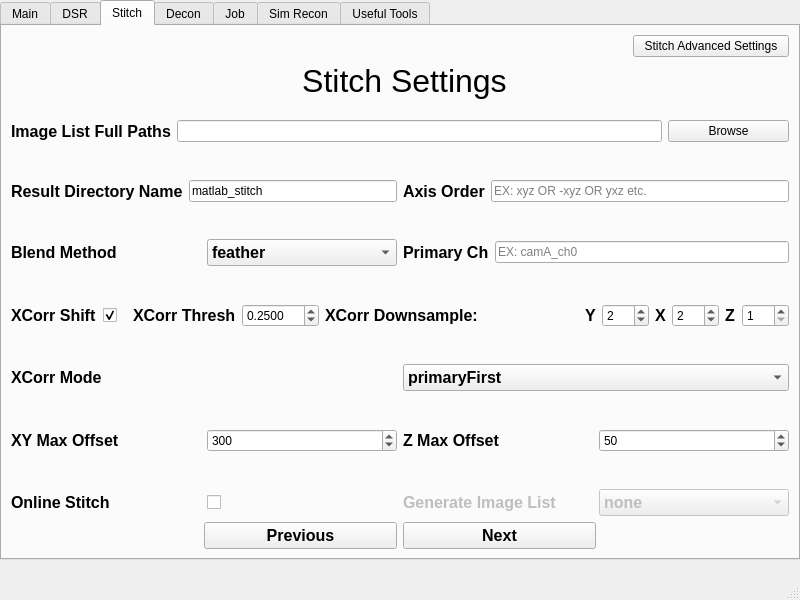
Above: src/mainwindow.ui from abcucberkeley/PetaKit5D-GUI before the change. Below: the same form after it.
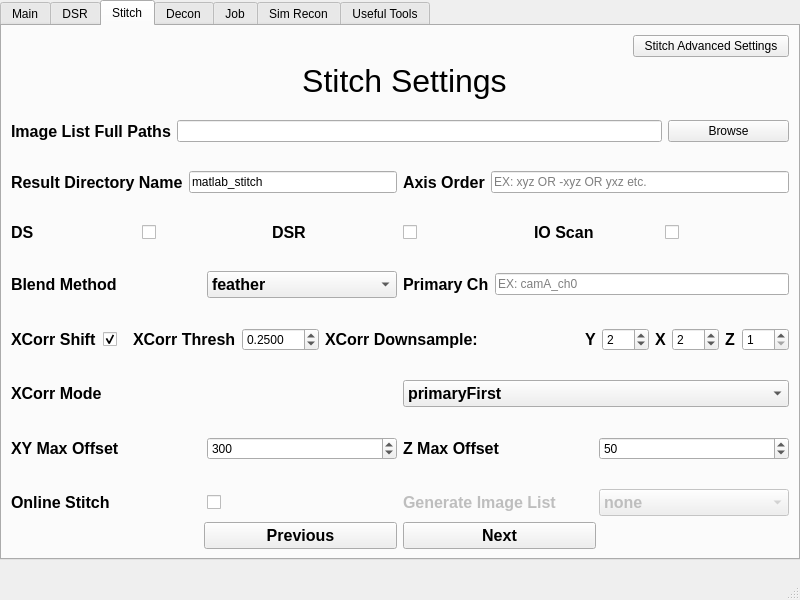
That is the form after the change. The open tabs and pages were chosen to show the change.

Commit message: Fixed some Stitch parameters and added more FFT Interp Methods

Patch:
```diff
--- a/src/mainwindow.ui
+++ b/src/mainwindow.ui
@@ -1284,7 +1284,7 @@
        </layout>
       </item>
       <item row="1" column="0">
-       <layout class="QVBoxLayout" name="verticalLayout_9" stretch="1,1,1,1,1,1,1,1,1,1,1,1,1">
+       <layout class="QVBoxLayout" name="verticalLayout_9" stretch="1,1,1,1,1,1,1,1,1,1,1,1,1,1,1">
         <property name="spacing">
          <number>6</number>
         </property>
@@ -1425,6 +1425,95 @@
           </property>
          </spacer>
         </item>
+        <item>
+         <layout class="QHBoxLayout" name="horizontalLayout_264" stretch="1,1,1">
+          <item>
+           <layout class="QHBoxLayout" name="horizontalLayout_267">
+            <item>
+             <widget class="QLabel" name="stitchDSLabel">
+              <property name="font">
+               <font>
+                <pointsize>12</pointsize>
+                <bold>true</bold>
+               </font>
+              </property>
+              <property name="text">
+               <string>DS</string>
+              </property>
+             </widget>
+            </item>
+            <item>
+             <widget class="QCheckBox" name="stitchDSCheckBox">
+              <property name="text">
+               <string/>
+              </property>
+             </widget>
+            </item>
+           </layout>
+          </item>
+          <item>
+           <layout class="QHBoxLayout" name="horizontalLayout_266">
+            <item>
+             <widget class="QLabel" name="stitchDSRLabel">
+              <property name="font">
+               <font>
+                <pointsize>12</pointsize>
+                <bold>true</bold>
+               </font>
+              </property>
+              <property name="text">
+               <string>DSR</string>
+              </property>
+             </widget>
+            </item>
+            <item>
+             <widget class="QCheckBox" name="stitchDSRCheckBox">
+              <property name="text">
+               <string/>
+              </property>
+             </widget>
+            </item>
+           </layout>
+          </item>
+          <item>
+           <layout class="QHBoxLayout" name="horizontalLayout_265">
+            <item>
+             <widget class="QLabel" name="stitchIOScanLabel">
+              <property name="font">
+               <font>
+                <pointsize>12</pointsize>
+                <bold>true</bold>
+               </font>
+              </property>
+              <property name="text">
+               <string>IO Scan</string>
+              </property>
+             </widget>
+            </item>
+            <item>
+             <widget class="QCheckBox" name="stitchIOScanCheckBox">
+              <property name="text">
+               <string/>
+              </property>
+             </widget>
+            </item>
+           </layout>
+          </item>
+         </layout>
+        </item>
+        <item>
+         <spacer name="verticalSpacer_128">
+          <property name="orientation">
+           <enum>Qt::Vertical</enum>
+          </property>
+          <property name="sizeHint" stdset="0">
+           <size>
+            <width>20</width>
+            <height>40</height>
+           </size>
+          </property>
+         </spacer>
+        </item>
         <item>
          <layout class="QHBoxLayout" name="horizontalLayout_115" stretch="1,1">
           <item>
```
Left out of the diff: 15 changed lines with no effect on the pictures. The commit also changes 4 other files.
